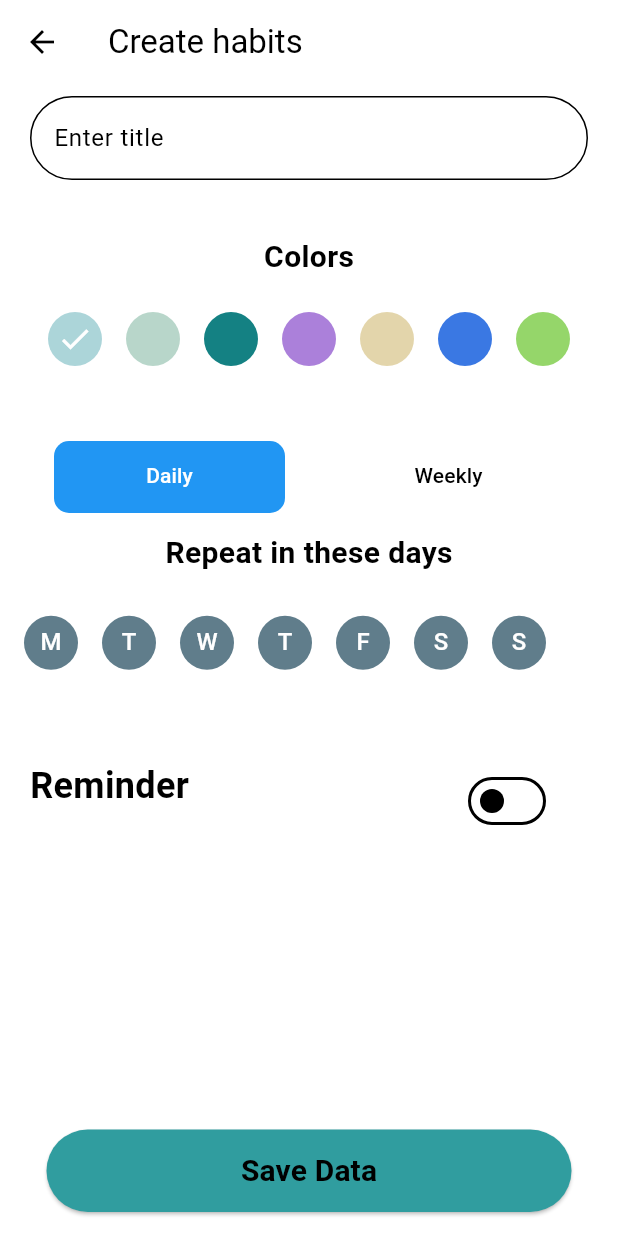
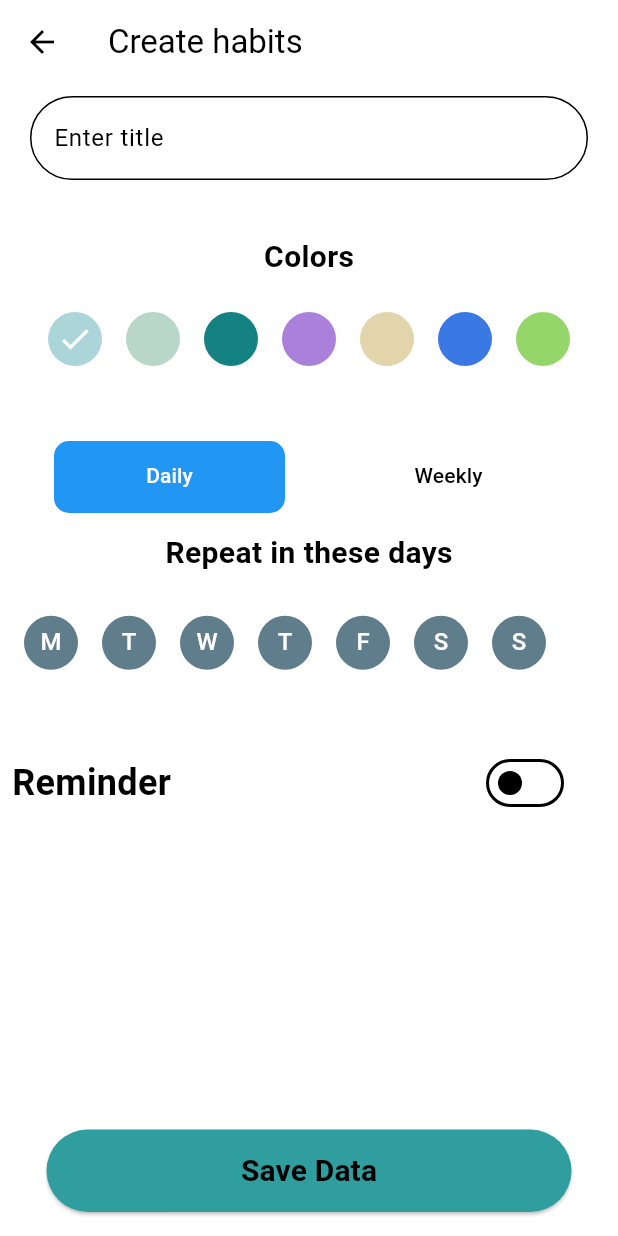
Before and after one commit to IslomjonNarzikulov/habit_maker_, a Flutter app: the CreateScreen screen opened by its route, on a phone screen of 412 x 824 dp. Run offline on Flutter 3.47's test engine with Material 3 defaults, Android fonts, the phone set to English and light mode, and no system bars; our stand-ins replace awesome_notifications, dio, flutter_heatmap_calendar, flutter_secure_storage, flutter_time_picker_spinner, gap and 7 more; accounts and stored records are empty; generated files the repository leaves out were written again.

Commit message:
clean architecture with di,retrofit added,codes optimized

```diff
--- a/lib/features/presentation/create_screen/create_habit.dart
+++ b/lib/features/presentation/create_screen/create_habit.dart
@@ -1,11 +1,12 @@
 import 'package:flutter/material.dart';
-import 'package:flutter_time_picker_spinner/flutter_time_picker_spinner.dart';
 import 'package:gap/gap.dart';
 import 'package:go_router/go_router.dart';
+import 'package:habit_maker/config/service.dart';
 import 'package:habit_maker/core/common/extension.dart';
 import 'package:habit_maker/features/domain/models/habit_model/habit_model.dart';
 import 'package:habit_maker/features/presentation/create_screen/create_provider.dart';
 import 'package:habit_maker/features/presentation/create_screen/widgets/change_color.dart';
+import 'package:habit_maker/features/presentation/create_screen/widgets/reminder_item.dart';
 import 'package:habit_maker/features/presentation/create_screen/widgets/save_item.dart';
 import 'package:habit_maker/features/presentation/create_screen/widgets/tab_bar_item.dart';
 import 'package:habit_maker/features/presentation/create_screen/widgets/tab_bar_switch.dart';
@@ -70,8 +71,8 @@
         backgroundColor: Colors.white38,
         title: Text(isEdit ? 'Update habits' : 'Create habits'),
       ),
-        body: Consumer<CreateProvider>(
-            builder: ((context, createProvider, child) {
+      body:
+          Consumer<CreateProvider>(builder: ((context, createProvider, child) {
         return DefaultTabController(
           length: 2,
           child: Padding(
@@ -82,74 +83,20 @@
                 child: Column(
                   children: [
                     textForm(titleController),
-                      Gap(8),
+                    const Gap(8),
                     changingColor(createProvider),
-                      Gap(30),
+                    const Gap(30),
                     tabBar(_tabController, (index) {
                       createProvider.tabBarChanging(index);
                     }),
                     tabBarSwitch(createProvider, _tabController,
                         createProvider.repetition),
                     const Gap(30),
-                      Container(
-                        margin: const EdgeInsets.all(12),
-                        height: 36,
-                        child: Row(
-                          mainAxisAlignment: MainAxisAlignment.center,
-                          crossAxisAlignment: CrossAxisAlignment.center,
-                          children: [
-                            const Text(
-                              'Reminder',
-                              style: TextStyle(
-                                  fontSize: 24, fontWeight: FontWeight.bold),
-                            ),
-                            Gap(12),
-                            Visibility(
-                              visible:
-                                  createProvider.repetition.showNotification!,
-                              child: GestureDetector(
-                                onTap: () {
-                                  showModalBottomSheet(
-                                      backgroundColor: Colors.white,
-                                      context: context,
-                                      builder: (context) {
-                                        return TimePickerSpinner(
-                                          is24HourMode: false,
-                                          onTimeChange: (time) {
-                                            createProvider.selectTime(time);
-                                          },
-                                        );
-                                      });
-                                },
-                                child: Container(
-                                  height: 30,
-                                  width: 65,
-                                  decoration: BoxDecoration(
-                                      borderRadius: BorderRadius.circular(15),
-                                      color: Colors.blueGrey),
-                                  child: Center(
-                                    child: Text(
-                                      dateTime.toHHMM(),
-                                      style: const TextStyle(fontSize: 16),
-                                    ),
-                                  ),
-                                ),
-                              ),
-                            ),
-                            Expanded(
-                              child: SwitchListTile(
-                                  value: createProvider
-                                      .repetition.showNotification!,
-                                  activeColor: Colors.blueAccent,
-                                  onChanged: (bool value) {
-                                    createProvider.changeReminderState(value);
-                                    createProvider.repetition.showNotification =
-                                        value;
-                                  }),
-                            ),
-                          ],
-                        ),
-                      ),
+                    reminder(
+                        createProvider,
+                        context,
+                        createProvider.repetition.notifyTime ?? DateTime.now(),
+                        createProvider.repetition.showNotification)
                   ],
                 ),
               ),
@@ -164,8 +111,22 @@
         context.replace('/home/calendar', extra: body);
       }, () {
         createProvider.createHabit(body);
+        saveReminder();
         context.pop();
-        }));
+      }),
+    );
+  }
+
+  void saveReminder() {
+    if (body.repetition?.showNotification == true) {
+      print(body.repetition?.notifyTime ?? ''.toString());
+      NotificationService.showNotification(
+        scheduled: true,
+        title: body.title!,
+        time: body.repetition?.notifyTime ?? DateTime.now(),
+        body: "hey",
+      );
+    }
   }
 
   HabitModel get body {
--- a/lib/features/presentation/create_screen/widgets/reminder_item.dart
+++ b/lib/features/presentation/create_screen/widgets/reminder_item.dart
@@ -3,12 +3,9 @@
 import 'package:habit_maker/core/common/extension.dart';
 import 'package:habit_maker/features/presentation/create_screen/create_provider.dart';
 
-Widget reminder(
-    CreateProvider createProvider, BuildContext context, DateTime dateTime) {
-  return Container(
-    margin: const EdgeInsets.all(12),
-    height: 36,
-    child: Row(
+Widget reminder(CreateProvider createProvider, BuildContext context,
+    DateTime dateTime, bool? isReminderEnabled) {
+  return Row(
     mainAxisAlignment: MainAxisAlignment.center,
     crossAxisAlignment: CrossAxisAlignment.center,
     children: [
@@ -26,6 +23,7 @@
                 context: context,
                 builder: (context) {
                   return TimePickerSpinner(
+                    time: dateTime,
                     is24HourMode: false,
                     onTimeChange: (time) {
                       createProvider.selectTime(time);
@@ -50,14 +48,12 @@
       ),
       Expanded(
         child: SwitchListTile(
-              value: createProvider.repetition.showNotification!,
+            value: isReminderEnabled ?? false,
             activeColor: Colors.blueAccent,
             onChanged: (bool value) {
               createProvider.changeReminderState(value);
-                createProvider.repetition.showNotification = value;
             }),
       ),
     ],
-    ),
   );
 }
--- a/lib/features/presentation/home/home.dart
+++ b/lib/features/presentation/home/home.dart
@@ -46,12 +46,6 @@
             ),
             IconButton(
                 onPressed: () {
-                  NotificationService.showNotification(
-                    title: "Scheduled Notification",
-                    body: "Notification was fired after 5 seconds",
-                    scheduled: true,
-                    interval: 5,
-                  );
                 },
                 icon: const Icon(Icons.notifications_none))
           ],
```
Also changed, not shown: lib/config/service.dart (+7 -13 lines), 1 other file. Lines whose indentation alone changed are shown as unchanged.
